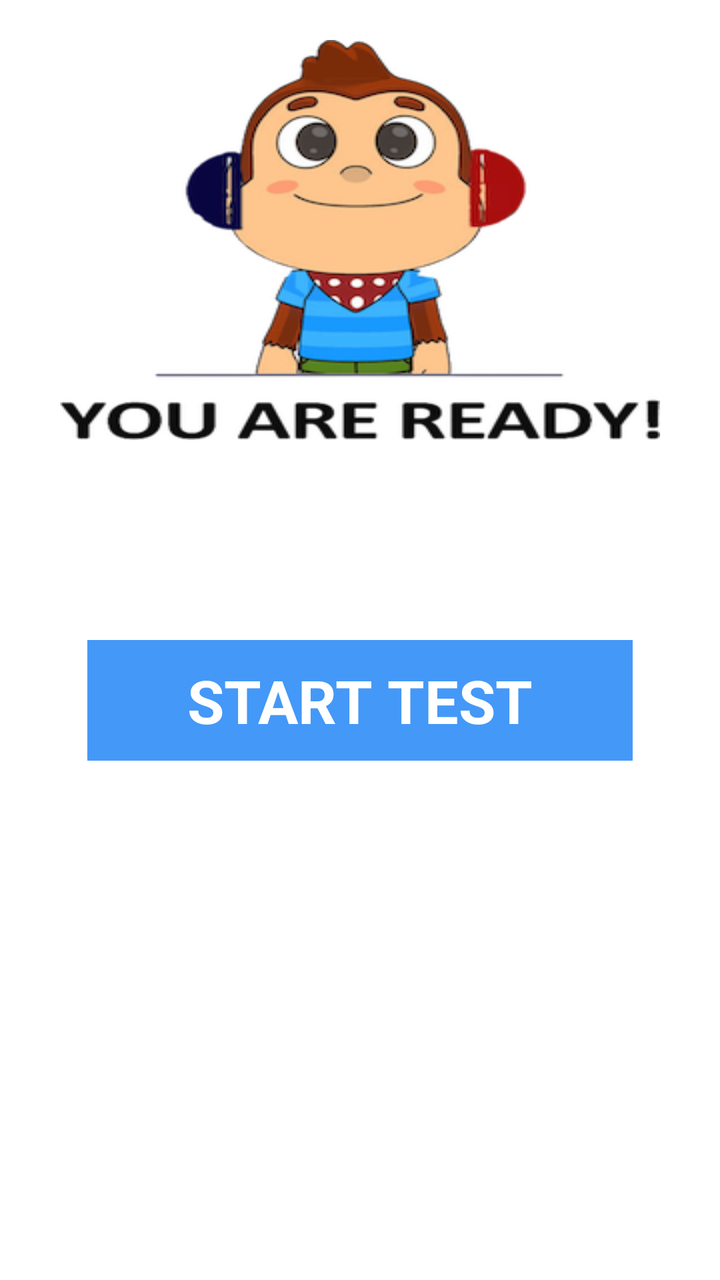
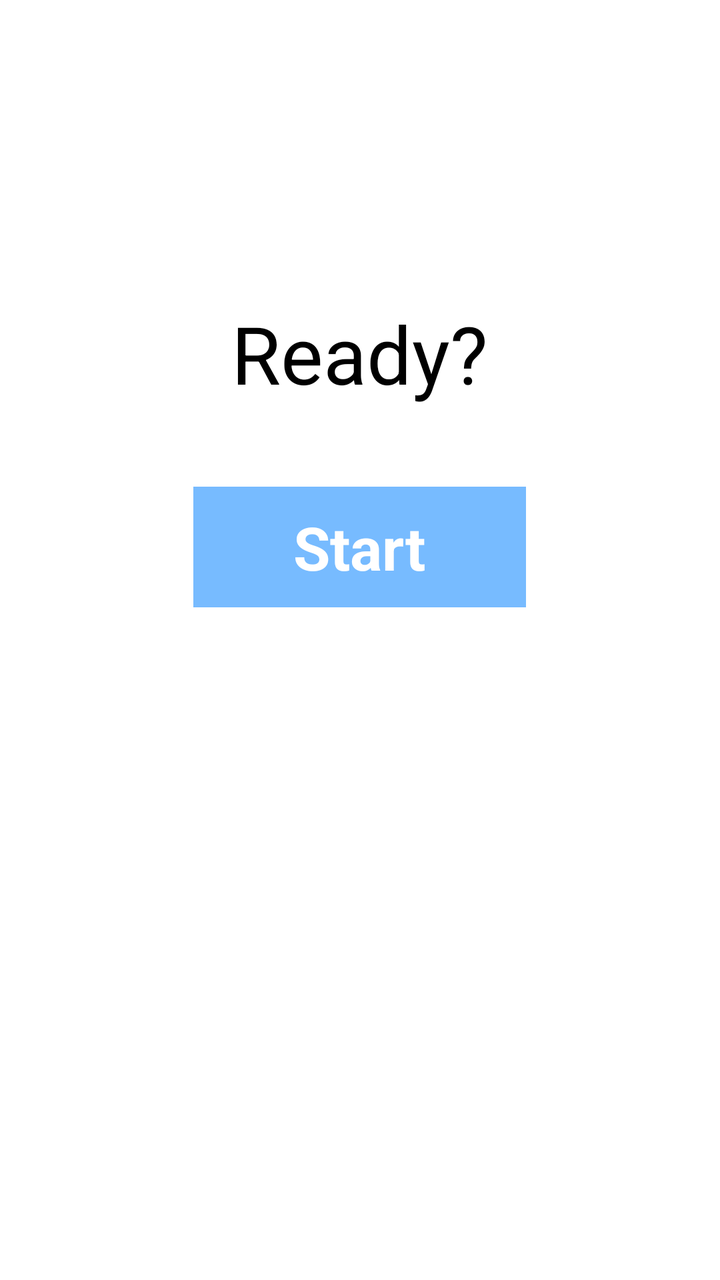

An Android layout rendered at two revisions. The XML below is the earlier revision; the diff shows what the commit changed to produce the second picture.
<!-- AndroidManifest.xml: application theme Theme.IAhead -->
<!-- res/layout/activity_readytest.xml -->
<?xml version="1.0" encoding="utf-8"?>
<LinearLayout xmlns:android="http://schemas.android.com/apk/res/android"
    android:layout_width="match_parent"
    android:layout_height="match_parent"
    android:orientation="vertical">

    <ImageView
        android:id="@+id/iv_twin"
        android:layout_marginTop="20dp"
        android:layout_marginRight="40dp"
        android:layout_marginLeft="40dp"
        android:background="@drawable/monkey"
        android:layout_gravity="center_horizontal"
        android:layout_width="300dp"
        android:layout_height="200dp"/>

    <LinearLayout
        android:id="@+id/ll_start"
        android:layout_marginTop="100dp"
        android:layout_gravity="center_horizontal"
        android:layout_width="wrap_content"
        android:layout_height="wrap_content"
        android:background="@color/buttonblue"
        android:orientation="horizontal">

        <TextView
            android:layout_marginRight="50dp"
            android:layout_marginLeft="50dp"
            android:layout_marginBottom="10dp"
            android:layout_marginTop="10dp"
            android:textStyle="bold"
            android:layout_width="wrap_content"
            android:layout_height="wrap_content"
            android:text="START TEST"
            android:textSize="30dp"
            android:textColor="@color/white"/>
    </LinearLayout>
</LinearLayout>
<!-- resources referenced by this layout -->
<resources>
  <color name="buttonblue">#4498f7</color>
  <color name="white">#FFFFFFFF</color>
  <!-- drawable monkey: png bitmap (drawable, 63142 bytes) -->
  <style name="Theme.IAhead" parent="Theme.MaterialComponents.DayNight.NoActionBar">
          
          <item name="colorPrimary">@color/purple_500</item>
          <item name="colorPrimaryVariant">@color/purple_700</item>
          <item name="colorOnPrimary">@color/white</item>
          
          <item name="colorSecondary">@color/teal_200</item>
          <item name="colorSecondaryVariant">@color/teal_700</item>
          <item name="colorOnSecondary">@color/black</item>
          
          <item name="android:statusBarColor">?attr/colorPrimaryVariant</item>
          
      </style>
  <color name="purple_500">#FF6200EE</color>
  <color name="purple_700">#FF3700B3</color>
  <color name="teal_200">#FF03DAC5</color>
  <color name="teal_700">#FF018786</color>
  <color name="black">#FF000000</color>
</resources>

<!-- the commit's change to res/layout/activity_readytest.xml (unified diff, before → after) -->
@@ -5,22 +5,33 @@
     android:orientation="vertical">
 
     <ImageView
+        android:visibility="gone"
         android:id="@+id/iv_twin"
-        android:layout_marginTop="20dp"
+        android:layout_marginTop="30dp"
         android:layout_marginRight="40dp"
         android:layout_marginLeft="40dp"
         android:background="@drawable/monkey"
         android:layout_gravity="center_horizontal"
-        android:layout_width="300dp"
+        android:layout_width="260dp"
         android:layout_height="200dp"/>
+
+    <TextView
+        android:layout_gravity="center_horizontal"
+        android:layout_marginBottom="10dp"
+        android:layout_marginTop="150dp"
+        android:layout_width="wrap_content"
+        android:layout_height="wrap_content"
+        android:text="Ready?"
+        android:textSize="40dp"
+        android:textColor="@color/black"/>
 
     <LinearLayout
         android:id="@+id/ll_start"
-        android:layout_marginTop="100dp"
+        android:layout_marginTop="30dp"
         android:layout_gravity="center_horizontal"
         android:layout_width="wrap_content"
         android:layout_height="wrap_content"
-        android:background="@color/buttonblue"
+        android:background="@color/light_blue"
         android:orientation="horizontal">
 
         <TextView
@@ -31,7 +42,7 @@
             android:textStyle="bold"
             android:layout_width="wrap_content"
             android:layout_height="wrap_content"
-            android:text="START TEST"
+            android:text="Start"
             android:textSize="30dp"
             android:textColor="@color/white"/>
     </LinearLayout>
<!-- resource entries referenced after the edit -->
@@ -1,6 +1,5 @@
 <!-- resources referenced by this layout -->
 <resources>
-  <color name="buttonblue">#4498f7</color>
   <color name="white">#FFFFFFFF</color>
   <!-- drawable monkey: png bitmap (drawable, 63142 bytes) -->
   <style name="Theme.IAhead" parent="Theme.MaterialComponents.DayNight.NoActionBar">
@@ -21,5 +20,6 @@
   <color name="teal_200">#FF03DAC5</color>
   <color name="teal_700">#FF018786</color>
   <color name="black">#FF000000</color>
+  <color name="light_blue">#77bbff</color>
 </resources>
 
